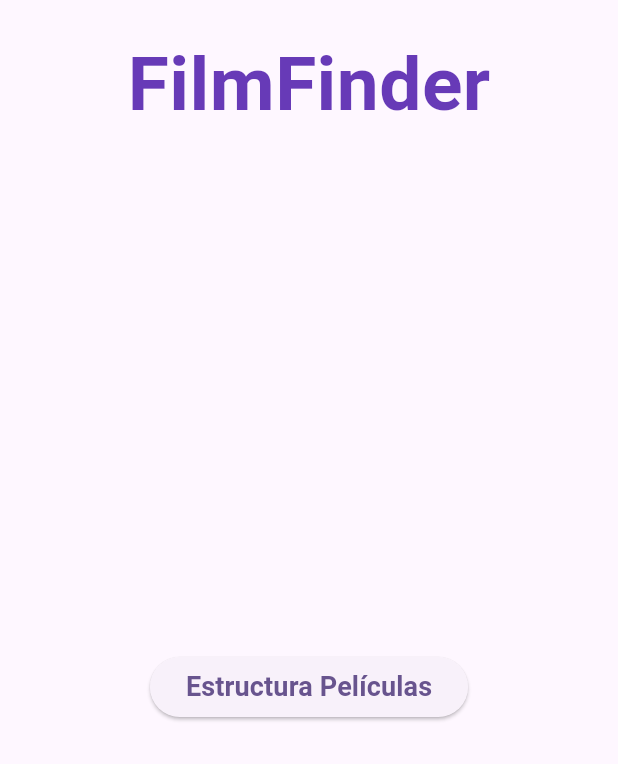
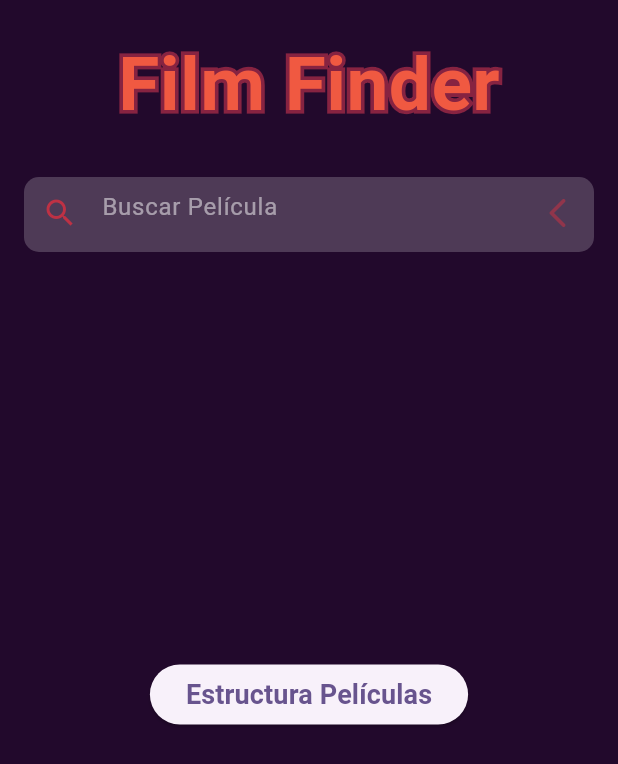
Before and after one commit to UNIZAR-30248-2024-FilmFinder/Film-Finder, a Flutter app: the InitialScreen screen opened directly, on a phone screen of 412 x 824 dp. Shown: the top 764 px of the screen. Run offline on Flutter 3.47's test engine with Material 3 defaults, Android fonts, the phone set to English and light mode, and no system bars; our stand-ins replace fluttertoast.

Commit message:
Implementación de buscador de películas (sin conexion a la API)

```diff
--- a/lib/pages/initial_screen.dart
+++ b/lib/pages/initial_screen.dart
@@ -1,5 +1,6 @@
 import 'package:flutter/material.dart';
 import 'package:film_finder/pages/film_screen.dart';
+import 'package:film_finder/widgets/search_bar.dart';
 
 class InitialScreen extends StatelessWidget {
   const InitialScreen({super.key});
@@ -10,27 +11,47 @@ class InitialScreen extends StatelessWidget {
     double statusBarHeight = MediaQuery.of(context).padding.top;
 
     return Scaffold(
-      body: Column(
+      backgroundColor: const Color.fromRGBO(34, 9, 44, 1),
+      body: SingleChildScrollView(
+        child: Column(
           mainAxisAlignment: MainAxisAlignment.start,
           children: [
             SizedBox(height: statusBarHeight + 20),
-          const Center(
-            child: Text(
-              'FilmFinder',
+            Center(
+              child: Stack(
+                children: [
+                  Text(
+                    'Film Finder',
                     style: TextStyle(
                       fontSize: 50,
                       fontWeight: FontWeight.bold,
-                color: Colors.deepPurple,
+                      foreground: Paint()
+                        ..style = PaintingStyle.stroke
+                        ..strokeWidth = 5
+                        ..color = const Color.fromRGBO(135, 35, 65, 1),
                     ),
                   ),
+                  const Text(
+                    'Film Finder',
+                    style: TextStyle(
+                      fontSize: 50,
+                      fontWeight: FontWeight.bold,
+                      color: Color.fromRGBO(240, 89, 65, 1),
                     ),
-          const Spacer(),
+                  ),
+                ],
+              ),
+            ),
+            const SizedBox(height: 10),
+            const SearchingBar(),
+            const SizedBox(height: 250),
             ElevatedButton(
               onPressed: () {
                 Navigator.push(
                   context,
                   MaterialPageRoute(
-                    builder: (context) => const FilmInfo(film: "Interstellar")),
+                      builder: (context) =>
+                          const FilmInfo(film: "Interstellar")),
                 );
               },
               child: const Text(
@@ -41,8 +62,8 @@ class InitialScreen extends StatelessWidget {
                 ),
               ),
             ),
-          const Spacer(),
           ],
+        ),
       ),
     );
   }
--- /dev/null
+++ b/lib/widgets/search_bar.dart
@@ -0,0 +1,195 @@
+import 'package:flutter/material.dart';
+import 'package:film_finder/pages/film_screen.dart';
+// ignore: depend_on_referenced_packages
+import 'package:fluttertoast/fluttertoast.dart';
+
+class SearchingBar extends StatefulWidget {
+  const SearchingBar({super.key});
+
+  @override
+  // ignore: library_private_types_in_public_api
+  _SearchingBarState createState() => _SearchingBarState();
+}
+
+class _SearchingBarState extends State<SearchingBar> {
+  List<Map<String, dynamic>> searchResult = [];
+
+  final TextEditingController searchText = TextEditingController();
+
+  var val1;
+
+  bool showList = false;
+
+  //FUNCION CON LA QUE SE EXRTRAERAN LOS DATOS DE LA API
+  Future<void> searchListFunction(String val) async {
+    // Simulación de búsqueda
+
+    for (var i = 0; i < 10; i++) {
+      searchResult.add({
+        'id': 'id $i',
+        'poster_path': 'poster_path',
+        'rating': 'rating $i',
+      });
+    }
+
+    if (searchResult.length > 20) {
+      searchResult.removeRange(20, searchResult.length);
+    }
+  }
+
+  @override
+  Widget build(BuildContext context) {
+    return GestureDetector(
+      onTap: () {
+        FocusManager.instance.primaryFocus?.unfocus();
+        showList != showList;
+      },
+      child: Padding(
+        padding: const EdgeInsets.all(16.0),
+        child: Column(
+          children: [
+            Container(
+              height: 50,
+              width: MediaQuery.of(context).size.width,
+              decoration: BoxDecoration(
+                color: Colors.white.withOpacity(0.2),
+                borderRadius: const BorderRadius.all(Radius.circular(10)),
+              ),
+              child: TextField(
+                autofocus: false,
+                controller: searchText,
+                onSubmitted: (value) {
+                  searchResult.clear();
+
+                  setState(
+                    () {
+                      val1 = value;
+                    },
+                  );
+                },
+                onChanged: (value) {
+                  setState(
+                    () {
+                      searchResult.clear();
+
+                      setState(
+                        () {
+                          val1 = value;
+                        },
+                      );
+                    },
+                  );
+                },
+                decoration: InputDecoration(
+                  suffixIcon: IconButton(
+                    onPressed: () {
+                      Fluttertoast.showToast(
+                        webBgColor: "#000000",
+                        webPosition: "center",
+                        webShowClose: true,
+                        msg: "Búsqueda borrada",
+                        toastLength: Toast.LENGTH_SHORT,
+                        gravity: ToastGravity.BOTTOM,
+                        timeInSecForIosWeb: 2,
+                        backgroundColor: const Color.fromRGBO(34, 9, 44, 1),
+                        textColor: Colors.white,
+                        fontSize: 16,
+                      );
+                      setState(() {
+                        searchText.clear();
+                        FocusManager.instance.primaryFocus?.unfocus();
+                      });
+                    },
+                    icon: Icon(
+                      Icons.arrow_back_ios_rounded,
+                      color:
+                          const Color.fromRGBO(190, 49, 68, 1).withOpacity(0.6),
+                    ),
+                  ),
+                  prefixIcon: const Icon(
+                    Icons.search,
+                    color: Color.fromRGBO(190, 49, 68, 1),
+                  ),
+                  hintText: 'Buscar Película',
+                  hintStyle: TextStyle(color: Colors.white.withOpacity(0.5)),
+                  border: InputBorder.none,
+                ),
+                style: const TextStyle(
+                  color: Colors.white,
+                ),
+              ),
+            ),
+            const SizedBox(
+              height: 5,
+            ),
+            if (searchText.text.length > 0)
+              FutureBuilder(
+                  future: searchListFunction(val1),
+                  builder: (context, snapshot) {
+                    if (snapshot.connectionState == ConnectionState.done) {
+                      return Container(
+                        height: 400,
+                        child: ListView.builder(
+                          itemCount: searchResult.length,
+                          scrollDirection: Axis.vertical,
+                          physics: const BouncingScrollPhysics(),
+                          itemBuilder: (context, index) {
+                            return GestureDetector(
+                              //Envío a la descripción
+                              onTap: () {
+                                Navigator.push(
+                                  context,
+                                  MaterialPageRoute(
+                                      builder: (context) =>
+                                          const FilmInfo(film: "Interstellar")),
+                                );
+                              },
+                              child: Container(
+                                margin:
+                                    const EdgeInsets.only(top: 4, bottom: 4),
+                                height: 180,
+                                width: MediaQuery.of(context).size.width,
+                                decoration: const BoxDecoration(
+                                  color: Colors.black,
+                                  borderRadius:
+                                      BorderRadius.all(Radius.circular(10)),
+                                ),
+                                child: Row(
+                                  children: [
+                                    Container(
+                                      width: MediaQuery.of(context).size.width *
+                                          0.4,
+                                      decoration: const BoxDecoration(
+                                        borderRadius: BorderRadius.all(
+                                            Radius.circular(10)),
+
+                                        /*POSTER DE LA PELI
+                                          image: DecorationImage(
+                                            image: NetworkImage(
+
+                                            ),
+                                            fit: BoxFit.fill,
+                                          ),*/
+                                      ),
+                                    ),
+                                  ],
+                                ),
+                              ),
+                            );
+                          },
+                        ),
+                      );
+                    } else {
+                      return const Center(
+                        child: CircularProgressIndicator(
+                          color: Color.fromRGBO(190, 49, 68, 1),
+                        ),
+                      );
+                    }
+                  })
+          ],
+        ),
+      ),
+    );
+  }
+}
--- a/pubspec.yaml
+++ b/pubspec.yaml
@@ -46,6 +46,8 @@ dev_dependencies:
   # rules and activating additional ones.
   flutter_lints: ^3.0.0
 
+  fluttertoast: ^8.2.1
+
 # For information on the generic Dart part of this file, see the
 # following page: https://dart.dev/tools/pub/pubspec
 
```
Also changed, not shown: pubspec.lock. Lines whose indentation alone changed are shown as unchanged.
